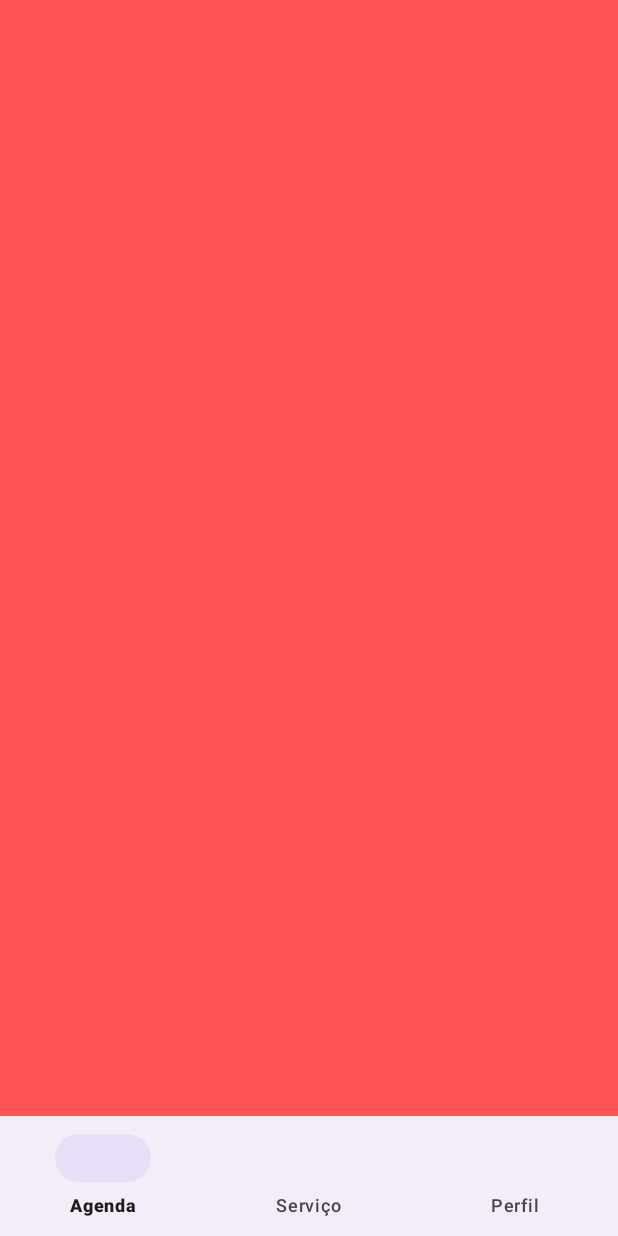
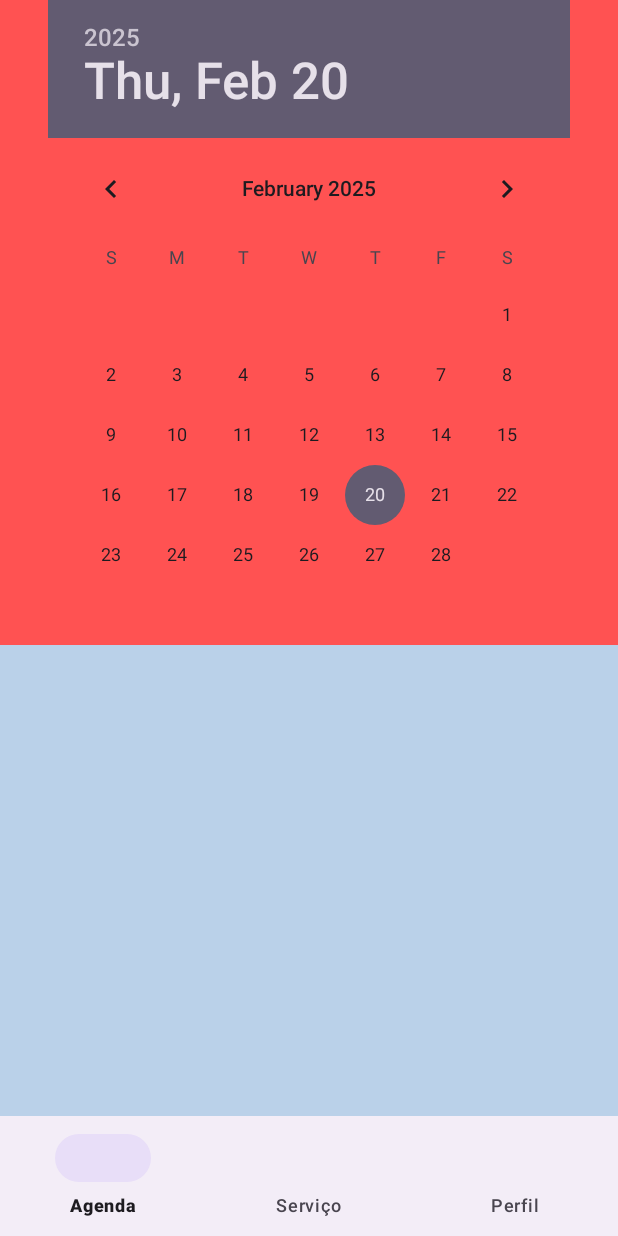
Before and after one commit to tPdru/agenda_App, an Android app: the AgendaFragment screen opened directly, with no data from a screen before it, on a phone screen of 412 x 824 dp. Run offline under Robolectric (Android 15) with nearby library versions, the phone set to English and light mode, and no system bars.

Commit message:
Modelo agenda iniciado.

```diff
--- a/app/src/main/res/layout/fragment_agenda_layout.xml
+++ b/app/src/main/res/layout/fragment_agenda_layout.xml
@@ -6,6 +6,15 @@
     android:orientation="vertical"
     android:background="#FF5252"
     tools:context=".AgendaFragment">
+    <DatePicker
+        android:layout_width="wrap_content"
+        android:layout_height="wrap_content"
+        android:layout_gravity="center_horizontal"/>
+    <androidx.recyclerview.widget.RecyclerView
+        android:layout_width="match_parent"
+        android:layout_height="match_parent"
+        android:id="@+id/recTelaAgenda"
+        android:background="#BAD1E9"/>
 
 
 </LinearLayout>
```
Also changed, not shown: app/src/main/res/layout/modelo_agenda_layout.xml (added, +43 -0 lines).
